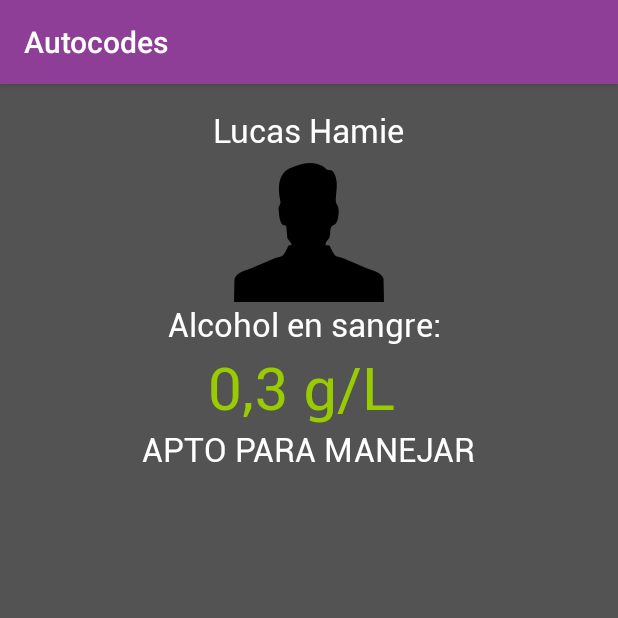
After one commit to locu05/proyectofinal, an Android app: the DriverStatusActivity screen opened directly, with no data from a screen before it, on a phone screen of 412 x 824 dp, the top half of it. The commit adds this screen. Run offline under Robolectric (Android 15) with nearby library versions, the light colour scheme and no system bars.

Commit message:
Agregada pantalla de monitoreo del conductor

```diff
--- /dev/null
+++ b/Autocodes/app/src/main/java/proyectofinal/autocodes/DriverStatusActivity.java
@@ -0,0 +1,17 @@
+package proyectofinal.autocodes;
+
+import android.content.Intent;
+import android.support.v7.app.AppCompatActivity;
+import android.os.Bundle;
+import android.util.Log;
+
+public class DriverStatusActivity extends AppCompatActivity {
+
+    @Override
+    protected void onCreate(Bundle savedInstanceState) {
+        super.onCreate(savedInstanceState);
+        setContentView(R.layout.activity_driver_status);
+        Intent intent = getIntent();
+        //Log.e("Groupid", intent.getStringExtra("GroupId"));
+    }
+}
--- /dev/null
+++ b/Autocodes/app/src/main/res/layout/activity_driver_status.xml
@@ -0,0 +1,70 @@
+<?xml version="1.0" encoding="utf-8"?>
+<RelativeLayout xmlns:android="http://schemas.android.com/apk/res/android"
+    xmlns:tools="http://schemas.android.com/tools"
+    android:layout_width="match_parent"
+    android:layout_height="match_parent"
+    android:paddingBottom="@dimen/activity_vertical_margin"
+    android:paddingLeft="@dimen/activity_horizontal_margin"
+    android:paddingRight="@dimen/activity_horizontal_margin"
+    android:paddingTop="@dimen/activity_vertical_margin"
+    android:background="#aa000000"
+    tools:context="proyectofinal.autocodes.DriverStatusActivity">
+
+
+    <proyectofinal.autocodes.font.RobotoTextView
+        android:layout_width="wrap_content"
+        android:layout_height="wrap_content"
+        android:textAppearance="?android:attr/textAppearanceLarge"
+        android:text="Lucas Hamie"
+        android:layout_centerHorizontal="true"
+        android:textColor="@color/white"
+        android:id="@+id/driverName"
+        android:layout_alignParentTop="true" />
+
+    <ImageView
+        android:id="@+id/driver_avatar"
+        android:layout_width="100dp"
+        android:layout_height="100dp"
+        android:src="@drawable/user"
+        android:layout_below="@id/driverName"
+        android:layout_centerHorizontal="true"
+        android:contentDescription="Avatar"
+        android:scaleType="centerInside" />
+
+    <proyectofinal.autocodes.font.RobotoTextView
+            android:layout_width="wrap_content"
+            android:layout_height="wrap_content"
+            android:textAppearance="?android:attr/textAppearanceLarge"
+            android:text="Alcohol en sangre: "
+            android:layout_centerHorizontal="true"
+            android:textColor="@color/white"
+            android:id="@+id/bacLabel"
+            android:layout_below="@id/driver_avatar" />
+
+        <proyectofinal.autocodes.font.RobotoTextView
+            android:layout_width="wrap_content"
+            android:layout_height="wrap_content"
+            android:textAppearance="?android:attr/textAppearanceLarge"
+            android:text="0,3 g/L "
+            android:textSize="40sp"
+            android:textColor="@color/cpb_green"
+            android:layout_centerHorizontal="true"
+            android:id="@+id/bacTv"
+            android:layout_below="@id/bacLabel"
+            />
+
+
+
+    <proyectofinal.autocodes.font.RobotoTextView
+        android:layout_width="wrap_content"
+        android:layout_height="wrap_content"
+        android:textAppearance="?android:attr/textAppearanceLarge"
+        android:text="APTO PARA MANEJAR"
+        android:layout_centerHorizontal="true"
+        android:textColor="@color/white"
+        android:id="@+id/aptoLabel"
+        android:layout_below="@id/bacTv" />
+
+
+
+</RelativeLayout>
--- a/Autocodes/app/src/main/res/layout/participant_row.xml
+++ b/Autocodes/app/src/main/res/layout/participant_row.xml
@@ -40,7 +40,7 @@
                 android:layout_height="wrap_content"
                 android:layout_margin="8dp"
                 android:background="@android:color/transparent"
-                android:text="OK TO DRIVE"
+                android:text="Participante"
                 app:typeface="robotoLight"
                 xmlns:app="http://schemas.android.com/apk/res-auto"
                 android:textColor="@android:color/holo_green_light"
```
Also changed, not shown: Autocodes/app/src/main/AndroidManifest.xml (+5 -5 lines), Autocodes/app/src/main/java/proyectofinal/autocodes/GroupActivity.java (+15 -0 lines), Autocodes/app/src/main/java/proyectofinal/autocodes/service/TrackingService.java (+17 -6 lines), Autocodes/app/src/main/res/layout/activity_group.xml (+7 -1 lines).
